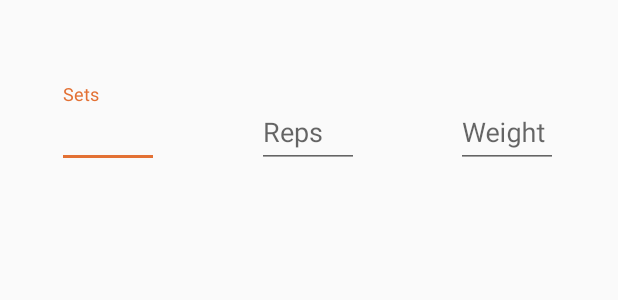
After one commit to bmashlum/WorkoutTracker-1, an Android app: the layout layout_dialog.xml on its own in the app's theme, with its tools: preview values and no code run, on a phone screen of 412 x 824 dp. The commit adds this screen. Shown: the top 300 px of the screen. Run offline under Robolectric (Android 15) with nearby library versions, the phone set to English and light mode, and no system bars.

Commit message:
Added ViewModel, LiveData Observer, Journal alert dialog
Journal data is now apart of the viewmodel using livedata and observer so exercises wont be deleted after fragment is destroyed (navigating fragments). This will also allow for easier data implementation in the future. Pressing on a list item in Journal now opens up a dialog popup for recording sets reps and weight.

```diff
--- a/FitAid App/app/build.gradle
+++ b/FitAid App/app/build.gradle
@@ -36,6 +36,7 @@ dependencies {
     implementation 'com.google.android.material:material:1.0.0'
     implementation 'androidx.legacy:legacy-support-v4:1.0.0'
     implementation 'androidx.vectordrawable:vectordrawable:1.0.0'
+    implementation 'androidx.lifecycle:lifecycle-extensions:2.0.0-alpha1'
     testImplementation 'junit:junit:4.12'
     androidTestImplementation 'androidx.test:runner:1.1.0'
     androidTestImplementation 'androidx.test.espresso:espresso-core:3.1.0'
--- a/FitAid App/app/src/main/java/com/example/brad/fitaid/SignInActivity.java
+++ b/FitAid App/app/src/main/java/com/example/brad/fitaid/SignInActivity.java
@@ -35,6 +35,7 @@ public class SigninActivity extends AppCompatActivity {
         mAuth = FirebaseAuth.getInstance();
         email = findViewById( R.id.etEmailSign);
         pw = findViewById( R.id.etPassSign );
+
     }
 
     public void signinUser(View view) {
@@ -52,6 +53,8 @@ public class SigninActivity extends AppCompatActivity {
                                 FirebaseUser user = mAuth.getCurrentUser();
                                 userEmail = email.getText().toString();
                                 startActivity( new Intent( SigninActivity.this, MainActivity.class ) );
+                                System.out.println("TEST MAIL" + mail);
+
                             } else {
                                 // If sign in fails, display a message to the user.
                                 Log.w("signin", "signInWithEmail:failure", task.getException());
--- a/FitAid App/app/src/main/res/layout/activity_main.xml
+++ b/FitAid App/app/src/main/res/layout/activity_main.xml
@@ -21,6 +21,7 @@
 
     <com.google.android.material.bottomnavigation.BottomNavigationView
         android:id="@+id/navigationBottom"
+        android:animateLayoutChanges="false"
         android:layout_width="match_parent"
         android:layout_height="wrap_content"
         app:itemBackground="@color/navBarColor"
--- /dev/null
+++ b/FitAid App/app/src/main/res/layout/layout_dialog.xml
@@ -0,0 +1,72 @@
+<?xml version="1.0" encoding="utf-8"?>
+<androidx.constraintlayout.widget.ConstraintLayout xmlns:android="http://schemas.android.com/apk/res/android"
+    xmlns:app="http://schemas.android.com/apk/res-auto"
+    xmlns:tools="http://schemas.android.com/tools"
+    android:layout_width="match_parent"
+    android:layout_height="match_parent">
+
+    <com.google.android.material.textfield.TextInputLayout
+        android:id="@+id/text_input_sets"
+        android:layout_width="68dp"
+        android:layout_height="62dp"
+        android:layout_marginStart="8dp"
+        android:layout_marginTop="56dp"
+        android:layout_marginEnd="8dp"
+        app:layout_constraintEnd_toEndOf="parent"
+        app:layout_constraintHorizontal_bias="0.091"
+        app:layout_constraintStart_toStartOf="parent"
+        app:layout_constraintTop_toTopOf="parent">
+
+        <com.google.android.material.textfield.TextInputEditText
+            android:id="@+id/inputSets"
+            android:layout_width="match_parent"
+            android:layout_height="wrap_content"
+            android:hint="Sets"
+            android:inputType="number"
+            android:textColor="@color/colorAccent"
+            android:textColorHint="@color/colorAccent" />
+    </com.google.android.material.textfield.TextInputLayout>
+
+    <com.google.android.material.textfield.TextInputLayout
+        android:id="@+id/text_input_reps"
+        android:layout_width="68dp"
+        android:layout_height="62dp"
+        android:layout_marginStart="8dp"
+        android:layout_marginTop="56dp"
+        android:layout_marginEnd="8dp"
+        app:layout_constraintEnd_toEndOf="parent"
+        app:layout_constraintHorizontal_bias="0.498"
+        app:layout_constraintStart_toStartOf="parent"
+        app:layout_constraintTop_toTopOf="parent">
+
+        <com.google.android.material.textfield.TextInputEditText
+            android:id="@+id/inputReps"
+            android:layout_width="match_parent"
+            android:layout_height="wrap_content"
+            android:hint="Reps"
+            android:inputType="number"
+            android:textColor="@color/colorAccent"
+            android:textColorHint="@color/colorAccent" />
+    </com.google.android.material.textfield.TextInputLayout>
+
+    <com.google.android.material.textfield.TextInputLayout
+        android:id="@+id/text_input_weight"
+        android:layout_width="68dp"
+        android:layout_height="62dp"
+        android:layout_marginTop="56dp"
+        app:layout_constraintEnd_toEndOf="parent"
+        app:layout_constraintHorizontal_bias="0.883"
+        app:layout_constraintStart_toStartOf="parent"
+        app:layout_constraintTop_toTopOf="parent">
+
+        <com.google.android.material.textfield.TextInputEditText
+            android:id="@+id/inputWeight"
+            android:layout_width="match_parent"
+            android:layout_height="wrap_content"
+            android:layout_alignStart="@+id/text_input_weight"
+            android:hint="Weight"
+            android:inputType="number"
+            android:textColor="@color/colorAccent"
+            android:textColorHint="@color/colorAccent" />
+    </com.google.android.material.textfield.TextInputLayout>
+</androidx.constraintlayout.widget.ConstraintLayout>
--- a/FitAid App/app/src/main/res/layout/list_view_journal.xml
+++ b/FitAid App/app/src/main/res/layout/list_view_journal.xml
@@ -9,7 +9,6 @@
         android:gravity="center_vertical"
         android:textColor="@android:color/white"
         android:textSize="20sp"
-        android:checkMark="?android:attr/listChoiceIndicatorSingle"
         android:paddingStart="?android:attr/listPreferredItemPaddingStart"
         android:paddingEnd="?android:attr/listPreferredItemPaddingEnd"
         android:minHeight="?android:attr/listPreferredItemHeightSmall"
--- a/FitAid App/app/src/main/res/values/colors.xml
+++ b/FitAid App/app/src/main/res/values/colors.xml
@@ -4,6 +4,7 @@
     <color name="colorPrimaryDark">#303F9F</color>
     <color name="colorAccent">#e37134</color>
     <color name="transpAccent">#8Ce37134</color>
+    <color name="dialog">#e37134</color>
     <color name="mainPageColor">#3d3c44</color>
     <color name="statusBar">#3d3c44</color>
     <color name="navBarColor">#453e48</color>
--- a/FitAid App/app/src/main/res/values/styles.xml
+++ b/FitAid App/app/src/main/res/values/styles.xml
@@ -6,6 +6,10 @@
         <item name="colorPrimary">@color/colorPrimary</item>
         <item name="colorPrimaryDark">@color/colorPrimaryDark</item>
         <item name="colorAccent">@color/colorAccent</item>
+    </style>
+
+    <style name="MyDialogTheme" parent="Theme.AppCompat.Light.Dialog.Alert">
+        <item name="android:background">@color/navBarColor</item>
     </style>
 
     <style name="AppTheme.NoActionBar">
```
Also changed, not shown: FitAid App/app/src/main/java/com/example/brad/fitaid/JournalFragment.java (+43 -70 lines), FitAid App/app/src/main/java/com/example/brad/fitaid/JournalViewModel.java (added, +22 -0 lines), FitAid App/app/src/main/java/com/example/brad/fitaid/SetsRepsWeightDialog.java (added, +40 -0 lines), FitAid App/app/src/main/java/com/example/brad/fitaid/WorkoutFragment.java (+34 -10 lines), FitAid App/app/src/main/res/layout/fragment_journal.xml (+40 -5 lines), FitAid App/app/src/main/res/navigation/nav_graph.xml (+8 -5 lines), 1120 other files.
